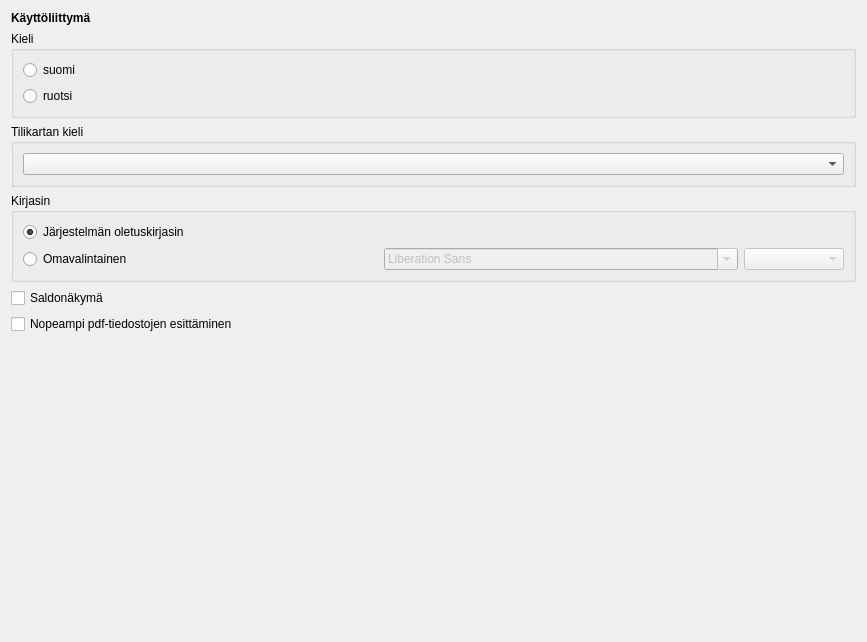
The window that kitsas/maaritys/ulkoasumaaritys.ui (artoh/kitupiikki) describes before a commit, drawn with Qt 5.
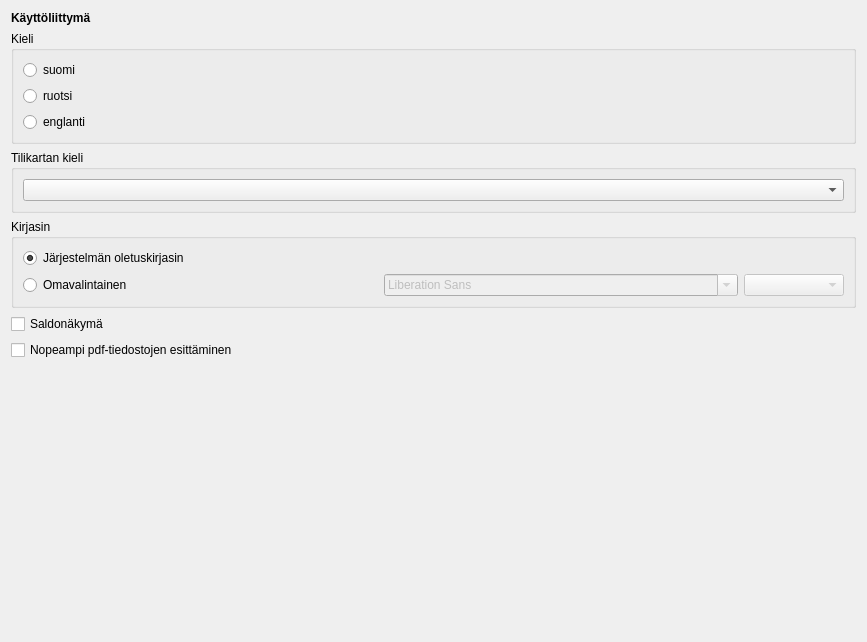
The same window after the commit. Icons and pictures are not drawn. Custom widgets are drawn as their Qt base class.

Commit message: English user interface

```diff
--- a/kitsas/maaritys/ulkoasumaaritys.ui
+++ b/kitsas/maaritys/ulkoasumaaritys.ui
@@ -54,6 +54,17 @@
         </property>
        </widget>
       </item>
+      <item>
+       <widget class="QRadioButton" name="enKieli">
+        <property name="text">
+         <string>englanti</string>
+        </property>
+        <property name="icon">
+         <iconset resource="../pic/pic.qrc">
+          <normaloff>:/liput/gb.png</normaloff>:/liput/gb.png</iconset>
+        </property>
+       </widget>
+      </item>
      </layout>
     </widget>
    </item>
```
Left out of the diff: 2 changed lines with no effect on the pictures. The commit also changes 6 other files.
